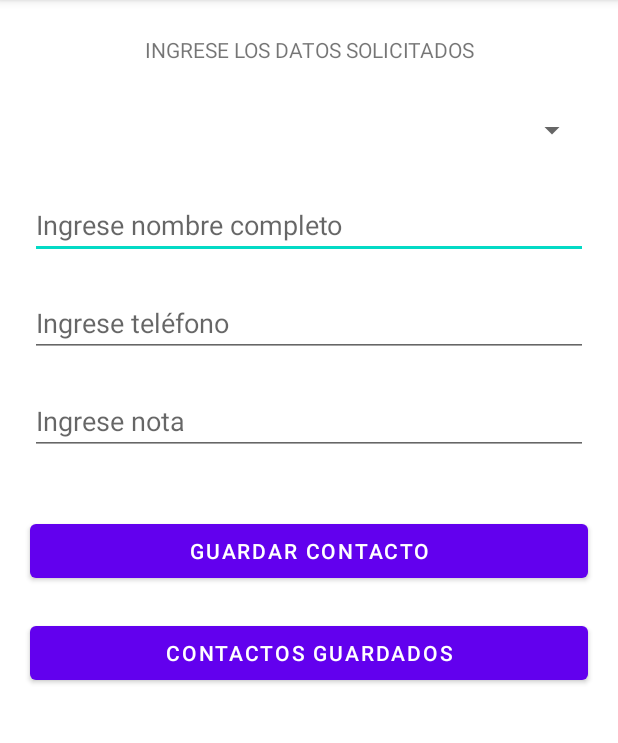
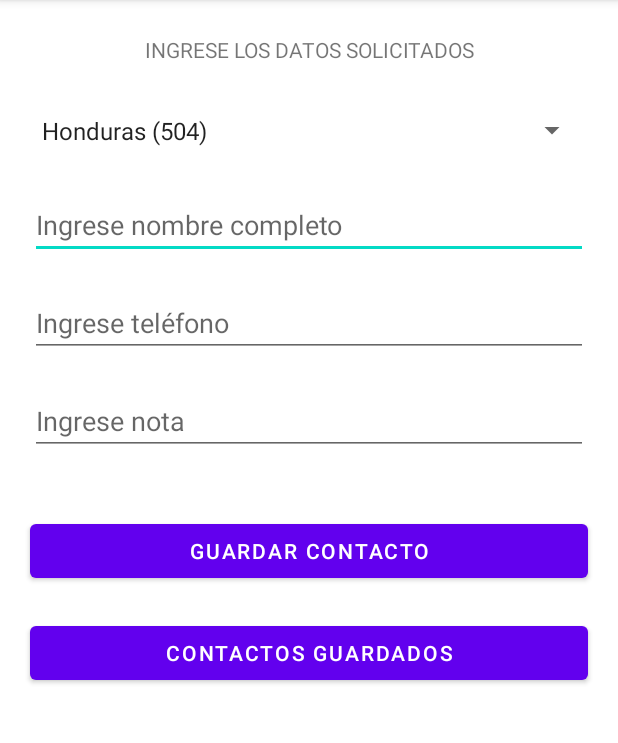
Before and after one commit to jairo-perdomo/promovil-examen, an Android app: the ActivityInsert screen opened directly, with no data from a screen before it, on a phone screen of 412 x 824 dp, the part 84-827 px from its top. Run offline under Robolectric (Android 15) with nearby library versions, the phone set to English and light mode, and no system bars.

```diff
--- a/app/src/main/java/com/example/pmiexamen201910110022/ActivityInsert.java
+++ b/app/src/main/java/com/example/pmiexamen201910110022/ActivityInsert.java
@@ -3,6 +3,7 @@ package com.example.pmiexamen201910110022;
 import androidx.appcompat.app.AppCompatActivity;
 
 import android.os.Bundle;
+import android.widget.ArrayAdapter;
 import android.widget.Button;
 import android.widget.EditText;
 import android.widget.Spinner;
@@ -12,12 +13,18 @@ import java.util.ArrayList;
 public class ActivityInsert extends AppCompatActivity {
     EditText name, phone, note;
     Spinner spinnerCountries;
-    ArrayList<String> arrayListCountries;
 
     @Override
     protected void onCreate(Bundle savedInstanceState) {
         super.onCreate(savedInstanceState);
         setContentView(R.layout.activity_insert);
+        spinnerCountries = findViewById(R.id.viewSpinnerCountries);
+        // Create an ArrayAdapter using the string array and a default spinner layout
+        ArrayAdapter<CharSequence> adapter = ArrayAdapter.createFromResource(this, R.array.array_countries, android.R.layout.simple_spinner_item);
+        // Specify the layout to use when the list of choices appears
+        adapter.setDropDownViewResource(android.R.layout.simple_spinner_dropdown_item);
+        // Apply the adapter to the spinner
+        spinnerCountries.setAdapter(adapter);
 
         Button btnSave = findViewById(R.id.viewBtnSaveContact);
         spinnerCountries = findViewById(R.id.viewSpinnerCountries);
--- a/app/src/main/res/values/strings.xml
+++ b/app/src/main/res/values/strings.xml
@@ -1,3 +1,10 @@
 <resources>
     <string name="app_name">PMIExamen201910110022</string>
+    <string-array name="array_countries">
+        <item>Honduras (504)</item>
+        <item>Costa Rica (506)</item>
+        <item>Guatemala (502)</item>
+        <item>El Salvador (503)</item>
+    </string-array>
+
 </resources>
```
